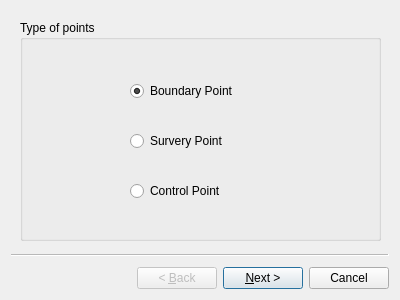
Qt form Asistente-LADM_COL/ui/wiz_add_points_cadaster.ui (SwissTierrasColombia/Asistente-LADM-COL) before a commit.
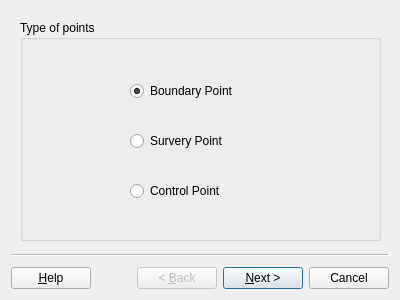
The same form after that commit.

```diff
--- a/Asistente-LADM_COL/ui/wiz_add_points_cadaster.ui
+++ b/Asistente-LADM_COL/ui/wiz_add_points_cadaster.ui
@@ -16,6 +16,9 @@
   <property name="windowTitle">
    <string>Add Points</string>
   </property>
+  <property name="options">
+   <set>QWizard::HaveHelpButton</set>
+  </property>
   <widget class="QWizardPage" name="wizardPage1">
    <widget class="QGroupBox" name="groupBox">
     <property name="geometry">
```
Left out of the diff: 18 changed lines with no effect on the pictures.
